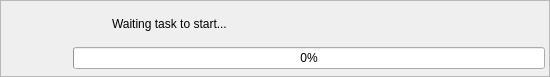
This is libs/libgui/ui/widgets/taskprogresswidget.ui in pgmodeler/pgmodeler as Qt 5 draws it before an edit. The edited form follows.
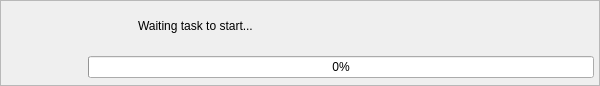
This is the edited form. Icons and pictures are not drawn.

Commit message: Tool buttons resizes and layout spacing adjustments

The edit to the form file:
```diff
--- a/libs/libgui/ui/widgets/taskprogresswidget.ui
+++ b/libs/libgui/ui/widgets/taskprogresswidget.ui
@@ -9,8 +9,8 @@
    <rect>
     <x>0</x>
     <y>0</y>
-    <width>550</width>
-    <height>77</height>
+    <width>600</width>
+    <height>86</height>
    </rect>
   </property>
   <property name="sizePolicy">
@@ -21,8 +21,8 @@
   </property>
   <property name="minimumSize">
    <size>
-    <width>550</width>
-    <height>77</height>
+    <width>600</width>
+    <height>0</height>
    </size>
   </property>
   <property name="maximumSize">
@@ -67,19 +67,19 @@
      </property>
      <layout class="QHBoxLayout" name="horizontalLayout">
       <property name="spacing">
-       <number>4</number>
+       <number>10</number>
       </property>
       <property name="leftMargin">
-       <number>4</number>
+       <number>5</number>
       </property>
       <property name="topMargin">
-       <number>4</number>
+       <number>5</number>
       </property>
       <property name="rightMargin">
-       <number>4</number>
+       <number>5</number>
       </property>
       <property name="bottomMargin">
-       <number>4</number>
+       <number>5</number>
       </property>
       <item>
        <widget class="QLabel" name="label">
@@ -91,14 +91,14 @@
         </property>
         <property name="minimumSize">
          <size>
-          <width>64</width>
-          <height>64</height>
+          <width>72</width>
+          <height>72</height>
          </size>
         </property>
         <property name="maximumSize">
          <size>
-          <width>64</width>
-          <height>64</height>
+          <width>72</width>
+          <height>72</height>
          </size>
         </property>
         <property name="text">
@@ -120,6 +120,9 @@
       </item>
       <item>
        <layout class="QGridLayout" name="gridLayout">
+        <property name="spacing">
+         <number>10</number>
+        </property>
         <item row="0" column="1" colspan="3">
          <widget class="QLabel" name="text_lbl">
           <property name="sizePolicy">
@@ -164,8 +167,8 @@
           </property>
           <property name="minimumSize">
            <size>
-            <width>35</width>
-            <height>32</height>
+            <width>40</width>
+            <height>40</height>
            </size>
           </property>
           <property name="maximumSize">
```
Left out of the diff: 1 changed line with no effect on the pictures. The commit also changes 26 other files.
